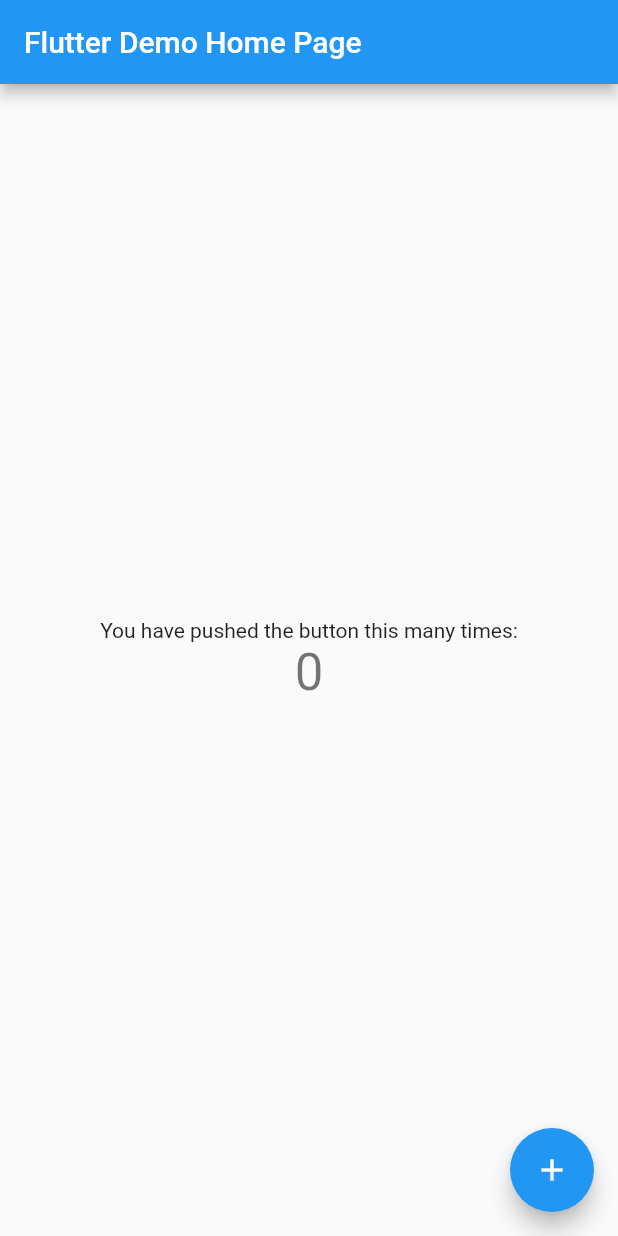
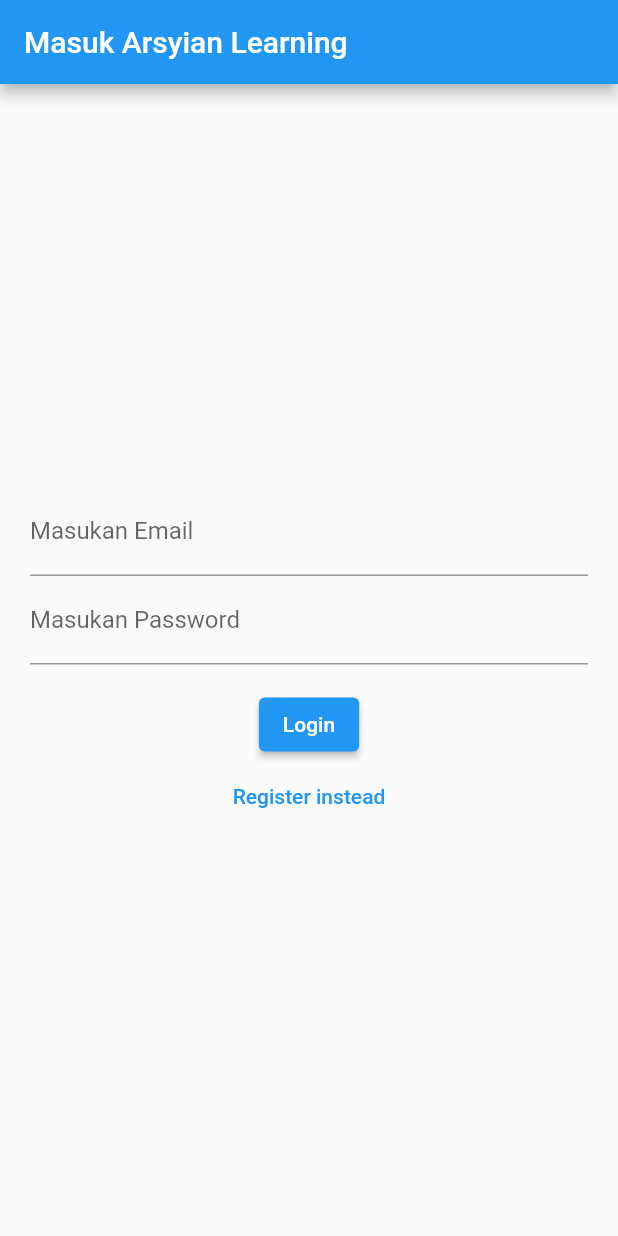
Before and after one commit to ArsyianRizkiPratama/Arsyian-Learning-Flutter, a Flutter app: the screen it shows after launch, on a phone screen of 412 x 824 dp. Run offline on Flutter 3.47's test engine with Material 2 defaults, Android fonts, the phone set to English and light mode, and no system bars; our stand-ins replace firebase_auth, firebase_core; accounts and stored records are empty.

Commit message:
menambah folder pages & program lainnya

```diff
--- /dev/null
+++ b/lib/auth.dart
@@ -0,0 +1,33 @@
+import 'package:firebase_auth/firebase_auth.dart';
+
+class Auth {
+  final FirebaseAuth _firebaseAuth = FirebaseAuth.instance;
+
+  User? get currentUser => _firebaseAuth.currentUser;
+
+  Stream<User?> get authStateChanges => _firebaseAuth.authStateChanges();
+
+  Future<void> signInWithEmailAndPassword({
+    required String email,
+    required String password,
+  }) async {
+    await _firebaseAuth.signInWithEmailAndPassword(
+      email: email,
+      password: password,
+    );
+  }
+
+  Future<void> createUserWithEmailAndPassword({
+    required String email,
+    required String password,
+  }) async {
+    await _firebaseAuth.createUserWithEmailAndPassword(
+      email: email,
+      password: password,
+    );
+  }
+
+  Future<void> signOut() async {
+    await _firebaseAuth.signOut();
+  }
+}
--- a/lib/main.dart
+++ b/lib/main.dart
@@ -1,115 +1,24 @@
+import 'package:arsyian_learning/widget_tree.dart';
+import 'package:firebase_core/firebase_core.dart';
 import 'package:flutter/material.dart';
 
-void main() {
+Future<void> main() async {
+  WidgetsFlutterBinding.ensureInitialized();
+  await Firebase.initializeApp();
   runApp(const MyApp());
 }
 
 class MyApp extends StatelessWidget {
-  const MyApp({super.key});
+  const MyApp({Key? key}) : super(key: key);
 
-  // This widget is the root of your application.
   @override
   Widget build(BuildContext context) {
     return MaterialApp(
-      title: 'Flutter Demo',
+      debugShowCheckedModeBanner: false,
       theme: ThemeData(
-        // This is the theme of your application.
-        //
-        // Try running your application with "flutter run". You'll see the
-        // application has a blue toolbar. Then, without quitting the app, try
-        // changing the primarySwatch below to Colors.green and then invoke
-        // "hot reload" (press "r" in the console where you ran "flutter run",
-        // or simply save your changes to "hot reload" in a Flutter IDE).
-        // Notice that the counter didn't reset back to zero; the application
-        // is not restarted.
         primarySwatch: Colors.blue,
       ),
-      home: const MyHomePage(title: 'Flutter Demo Home Page'),
+      home: const WidgetTree(),
     );
   }
 }
-
-class MyHomePage extends StatefulWidget {
-  const MyHomePage({super.key, required this.title});
-
-  // This widget is the home page of your application. It is stateful, meaning
-  // that it has a State object (defined below) that contains fields that affect
-  // how it looks.
-
-  // This class is the configuration for the state. It holds the values (in this
-  // case the title) provided by the parent (in this case the App widget) and
-  // used by the build method of the State. Fields in a Widget subclass are
-  // always marked "final".
-
-  final String title;
-
-  @override
-  State<MyHomePage> createState() => _MyHomePageState();
-}
-
-class _MyHomePageState extends State<MyHomePage> {
-  int _counter = 0;
-
-  void _incrementCounter() {
-    setState(() {
-      // This call to setState tells the Flutter framework that something has
-      // changed in this State, which causes it to rerun the build method below
-      // so that the display can reflect the updated values. If we changed
-      // _counter without calling setState(), then the build method would not be
-      // called again, and so nothing would appear to happen.
-      _counter++;
-    });
-  }
-
-  @override
-  Widget build(BuildContext context) {
-    // This method is rerun every time setState is called, for instance as done
-    // by the _incrementCounter method above.
-    //
-    // The Flutter framework has been optimized to make rerunning build methods
-    // fast, so that you can just rebuild anything that needs updating rather
-    // than having to individually change instances of widgets.
-    return Scaffold(
-      appBar: AppBar(
-        // Here we take the value from the MyHomePage object that was created by
-        // the App.build method, and use it to set our appbar title.
-        title: Text(widget.title),
-      ),
-      body: Center(
-        // Center is a layout widget. It takes a single child and positions it
-        // in the middle of the parent.
-        child: Column(
-          // Column is also a layout widget. It takes a list of children and
-          // arranges them vertically. By default, it sizes itself to fit its
-          // children horizontally, and tries to be as tall as its parent.
-          //
-          // Invoke "debug painting" (press "p" in the console, choose the
-          // "Toggle Debug Paint" action from the Flutter Inspector in Android
-          // Studio, or the "Toggle Debug Paint" command in Visual Studio Code)
-          // to see the wireframe for each widget.
-          //
-          // Column has various properties to control how it sizes itself and
-          // how it positions its children. Here we use mainAxisAlignment to
-          // center the children vertically; the main axis here is the vertical
-          // axis because Columns are vertical (the cross axis would be
-          // horizontal).
-          mainAxisAlignment: MainAxisAlignment.center,
-          children: <Widget>[
-            const Text(
-              'You have pushed the button this many times:',
-            ),
-            Text(
-              '$_counter',
-              style: Theme.of(context).textTheme.headline4,
-            ),
-          ],
-        ),
-      ),
-      floatingActionButton: FloatingActionButton(
-        onPressed: _incrementCounter,
-        tooltip: 'Increment',
-        child: const Icon(Icons.add),
-      ), // This trailing comma makes auto-formatting nicer for build methods.
-    );
-  }
-}
--- /dev/null
+++ b/lib/pages/login_register_page.dart
@@ -0,0 +1,108 @@
+import 'package:firebase_auth/firebase_auth.dart';
+import 'package:arsyian_learning/auth.dart';
+import 'package:flutter/material.dart';
+
+class LoginPage extends StatefulWidget {
+  const LoginPage({Key? key}) : super(key: key);
+
+  @override
+  State<LoginPage> createState() => _LoginPageState();
+}
+
+class _LoginPageState extends State<LoginPage> {
+  String? errorMessage = '';
+  bool isLogin = true;
+
+  final TextEditingController _controllerEmail = TextEditingController();
+  final TextEditingController _controllerPassword = TextEditingController();
+
+  Future<void> signInWithEmailAndPassword() async {
+    try {
+      await Auth().signInWithEmailAndPassword(
+        email: _controllerEmail.text,
+        password: _controllerPassword.text,
+      );
+    } on FirebaseAuthException catch (e) {
+      setState(() {
+        errorMessage = e.message;
+      });
+    }
+  }
+
+  Future<void> createUserWithEmailAndPassword() async {
+    try {
+      await Auth().createUserWithEmailAndPassword(
+        email: _controllerEmail.text,
+        password: _controllerPassword.text,
+      );
+    } on FirebaseAuthException catch (e) {
+      setState(() {
+        errorMessage = e.message;
+      });
+    }
+  }
+
+  Widget _title() {
+    return const Text('Masuk Arsyian Learning');
+  }
+
+  Widget _entryField(
+    String title,
+    TextEditingController controller,
+  ) {
+    return TextField(
+      controller: controller,
+      decoration: InputDecoration(
+        labelText: title,
+      ),
+    );
+  }
+
+  Widget _errorMessage() {
+    return Text(errorMessage == '' ? '' : 'Humm ? $errorMessage');
+  }
+
+  Widget _submitButton() {
+    return ElevatedButton(
+      onPressed:
+          isLogin ? signInWithEmailAndPassword : createUserWithEmailAndPassword,
+      child: Text(isLogin ? 'Login' : 'Register'),
+    );
+  }
+
+  Widget _loginOrRegisterButton() {
+    return TextButton(
+      onPressed: () {
+        setState(() {
+          isLogin = !isLogin;
+        });
+      },
+      child: Text(isLogin ? 'Register instead' : 'Login instead'),
+    );
+  }
+
+  @override
+  Widget build(BuildContext context) {
+    return Scaffold(
+      appBar: AppBar(
+        title: _title(),
+      ),
+      body: Container(
+        height: double.infinity,
+        width: double.infinity,
+        padding: const EdgeInsets.all(20),
+        child: Column(
+          crossAxisAlignment: CrossAxisAlignment.center,
+          mainAxisAlignment: MainAxisAlignment.center,
+          children: <Widget>[
+            _entryField('Masukan Email', _controllerEmail),
+            _entryField('Masukan Password', _controllerPassword),
+            _errorMessage(),
+            _submitButton(),
+            _loginOrRegisterButton(),
+          ],
+        ),
+      ),
+    );
+  }
+}
--- /dev/null
+++ b/lib/widget_tree.dart
@@ -0,0 +1,27 @@
+import 'package:arsyian_learning/auth.dart';
+import 'package:arsyian_learning/pages/home_page.dart';
+import 'package:arsyian_learning/pages/login_register_page.dart';
+import 'package:flutter/material.dart';
+
+class WidgetTree extends StatefulWidget {
+  const WidgetTree({Key? key}) : super(key: key);
+
+  @override
+  State<WidgetTree> createState() => _WidgetTreeState();
+}
+
+class _WidgetTreeState extends State<WidgetTree> {
+  @override
+  Widget build(BuildContext context) {
+    return StreamBuilder(
+      stream: Auth().authStateChanges,
+      builder: (context, snapshot) {
+        if (snapshot.hasData) {
+          return HomePage();
+        } else {
+          return const LoginPage();
+        }
+      },
+    );
+  }
+}
```
Also changed, not shown: lib/pages/home_page.dart (added, +50 -0 lines).
